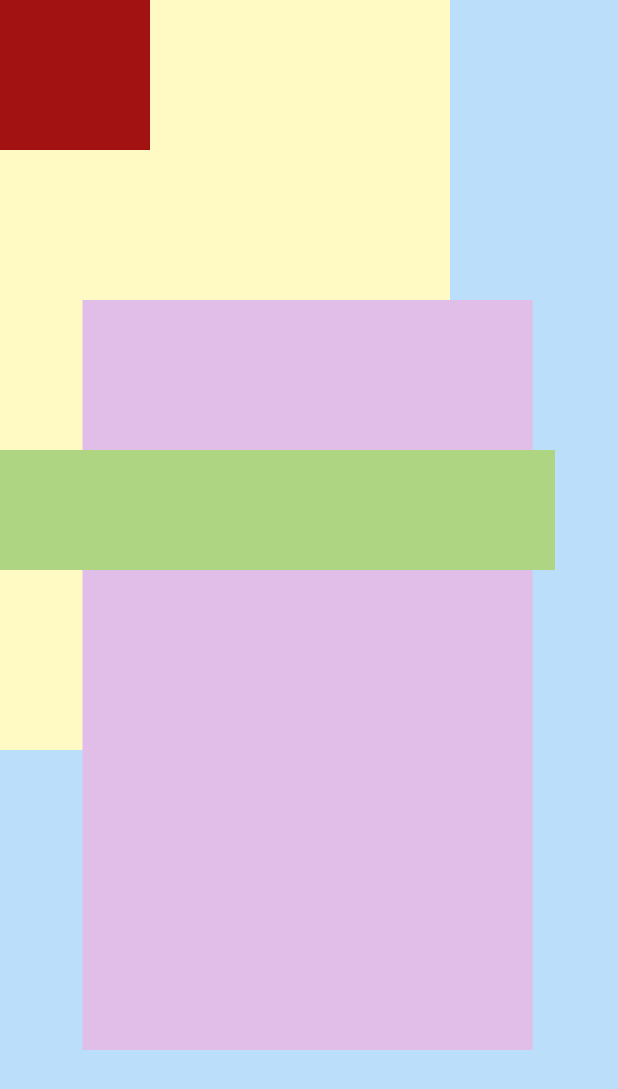
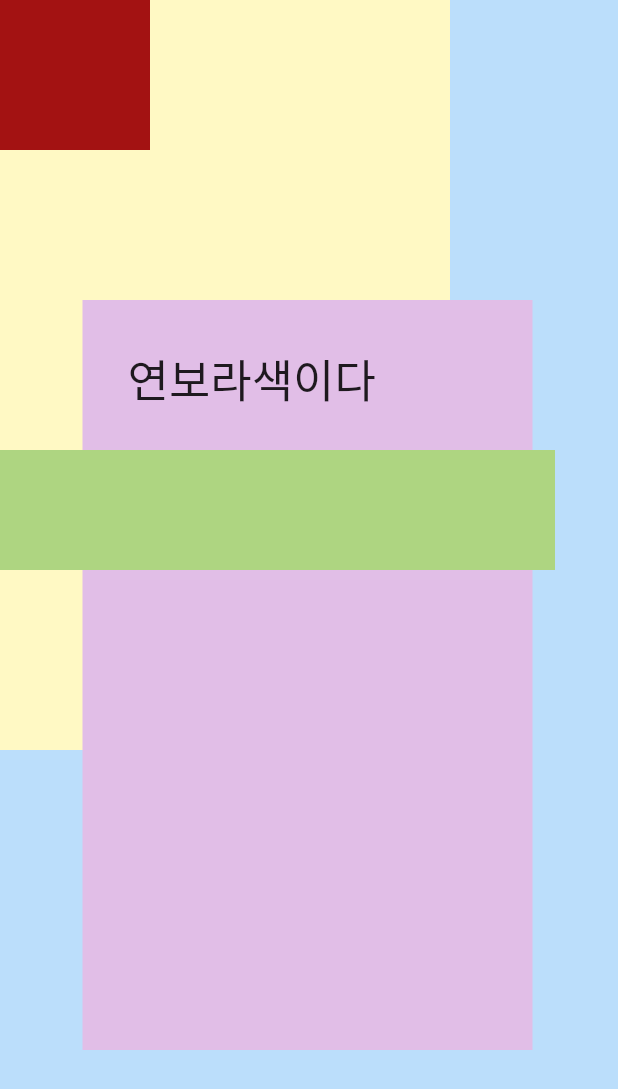
Before and after one commit to forcoding0920/my-first-project, a Flutter app: the screen it shows after launch, on a phone screen of 412 x 824 dp. Shown: the top 1089 px of the screen. Run offline on Flutter 3.47's test engine with Material 2 defaults, Android fonts, the light colour scheme and no system bars.

Commit message:
second commit

```diff
--- a/lib/main.dart
+++ b/lib/main.dart
@@ -28,6 +28,13 @@ class MyApp extends StatelessWidget {
               top: 200,
               left: 55,
               child: Container(
+                child: Padding(
+                  padding: const EdgeInsets.all(30),
+                  child: Text('연보라색이다',
+                      style: TextStyle(
+                        fontSize: 30,
+                      )),
+                ),
                 height: 500,
                 width: 300,
                 color: Colors.purple.shade100,
```
